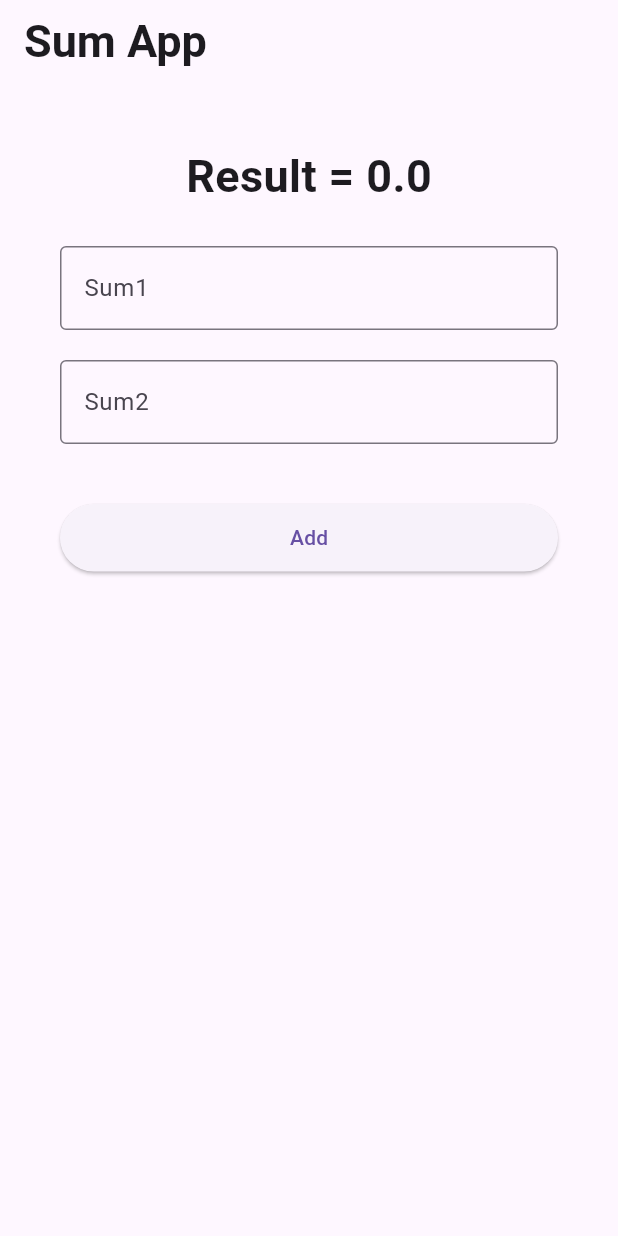
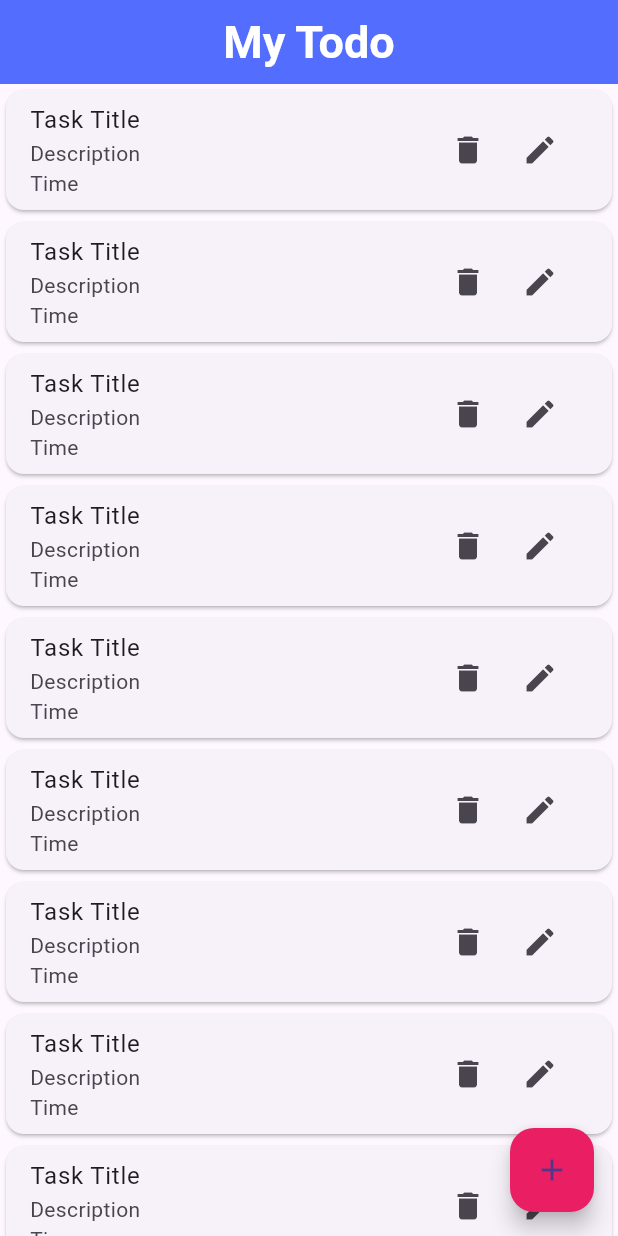
Before and after one commit to RakibulIslam10/Todo, a Flutter app: the screen it shows after launch, on a phone screen of 412 x 824 dp. Run offline on Flutter 3.47's test engine with Material 3 defaults, Android fonts, the phone set to English and light mode, and no system bars.

```diff
--- a/lib/MyAllStayil.dart
+++ /dev/null
@@ -1,22 +0,0 @@
-import 'package:flutter/material.dart';
-
-MyDecoration(hintText){
-  return InputDecoration(
-      hintText: hintText,
-      fillColor: Colors.white,
-      border: OutlineInputBorder()
-  );
-}
-
-MyTextStyle(){
-  return TextStyle(fontSize: 30,fontWeight: FontWeight.bold);
-}
-
-MyBattonStyle(){
-  ElevatedButton.styleFrom(
-    minimumSize: Size(double.infinity, 55),
-    shape: RoundedRectangleBorder(
-      borderRadius: BorderRadius.circular(20),
-    )
-  );
-}
--- /dev/null
+++ b/lib/My_App_Todo.dart
@@ -0,0 +1,37 @@
+import 'package:flutter/material.dart';
+import 'package:todo/Todo_Frist_Screen.dart';
+
+class MyApp extends StatelessWidget {
+  const MyApp({super.key});
+
+  @override
+  Widget build(BuildContext context) {
+    return  MaterialApp(
+      debugShowCheckedModeBanner: false,
+      home: const TodoFristScreen(),
+      theme: ThemeData(
+        appBarTheme: const AppBarTheme(
+          backgroundColor: Colors.indigoAccent,
+          centerTitle: true,
+          titleTextStyle: TextStyle(fontSize: 30,fontWeight: FontWeight.bold,
+          color: Colors.white)
+
+        ),
+          inputDecorationTheme: const InputDecorationTheme(
+            border: OutlineInputBorder(),
+            enabledBorder: OutlineInputBorder(borderSide: BorderSide(color: Colors.grey)),
+            focusedBorder: OutlineInputBorder(borderSide: BorderSide(color: Colors.blue)),
+            disabledBorder: OutlineInputBorder(),
+            errorBorder: OutlineInputBorder(borderSide: BorderSide(color: Colors.red)),
+          ),
+        elevatedButtonTheme: ElevatedButtonThemeData(
+          style:ElevatedButton.styleFrom(
+              textStyle: const TextStyle(fontSize: 18,fontWeight: FontWeight.bold),
+              backgroundColor: Colors.indigoAccent,
+              shape: RoundedRectangleBorder(borderRadius: BorderRadius.circular(5))
+          ),
+        )
+      ),
+    );
+  }
+}
--- /dev/null
+++ b/lib/Todo_Frist_Screen.dart
@@ -0,0 +1,94 @@
+import 'package:flutter/material.dart';
+import 'package:todo/Edit_Screen.dart';
+import 'package:todo/Task_Add_Screen.dart';
+
+class TodoFristScreen extends StatefulWidget {
+  const TodoFristScreen({super.key});
+
+  @override
+  State<TodoFristScreen> createState() => _TodoFristScreenState();
+}
+
+class _TodoFristScreenState extends State<TodoFristScreen> {
+  void MyDeleteAlertBox() {
+    showDialog(
+      context: context,
+      builder: (context) {
+        return AlertDialog(
+          shape: RoundedRectangleBorder(borderRadius: BorderRadius.circular(6)),
+          title: const Text("Are you sure ?"),
+          content: const Text("Do you want to delete"),
+          actions: [
+            TextButton(onPressed: () {
+              Navigator.pop(context);
+            }, child: const Text("Cancel")),
+            TextButton(
+                onPressed: () {},
+                child: const Text(
+                  "Yes",
+                  style: TextStyle(color: Colors.red),
+                )),
+          ],
+        );
+      },
+    );
+  }
+
+  List TaskList = [];
+
+  @override
+  Widget build(BuildContext context) {
+    return Scaffold(
+      appBar: AppBar(
+        title: const Text("My Todo"),
+      ),
+      body: ListView.builder(
+        itemCount: 50,
+        itemBuilder: (context, index) {
+          return Card(
+            child: ListTile(
+              title: const Text("Task Title"),
+              subtitle: const Column(
+                crossAxisAlignment: CrossAxisAlignment.start,
+                children: [
+                  Text("Description"),
+                  Text("Time"),
+                ],
+              ),
+              trailing: Wrap(children: [
+                IconButton(
+                  onPressed: MyDeleteAlertBox,
+                  icon: const Icon(Icons.delete),
+                ),
+                IconButton(
+                  onPressed: () {
+                    Navigator.push(
+                        context,
+                        MaterialPageRoute(
+                          builder: (context) => EditScreen(),
+                        ));
+                  },
+                  icon: const Icon(Icons.edit),
+                ),
+              ]),
+            ),
+          );
+        },
+      ),
+      floatingActionButton: FloatingActionButton(
+        onPressed: () {
+          Navigator.push(
+            context,
+            MaterialPageRoute(
+              builder: (context) => const TaskAddScreen(),
+            ),
+          );
+        },
+        backgroundColor: Colors.pink,
+        child: const Icon(
+          Icons.add,
+        ),
+      ),
+    );
+  }
+}
--- a/lib/home.dart
+++ /dev/null
@@ -1,66 +0,0 @@
-import 'package:flutter/material.dart';
-import 'package:todo/MyAllStayil.dart';
-
-class HomeScreen extends StatefulWidget {
-  const HomeScreen({super.key});
-
-  @override
-  State<HomeScreen> createState() => _HomeScreenState();
-}
-
-class _HomeScreenState extends State<HomeScreen> {
-
- double result = 0;
-
-  TextEditingController Sum1Controler = TextEditingController();
-   TextEditingController Sum2Controler = TextEditingController();
-
-  @override
-  Widget build(BuildContext context) {
-    return Scaffold(
-      appBar: AppBar(
-        title: Text(
-          "Sum App",
-          style: MyTextStyle(),
-        ),
-      ),
-      body: Padding(
-        padding: const EdgeInsets.all(40.0),
-        child: Column(
-          children: [
-            Text(
-              "Result = $result",
-              style: MyTextStyle(),
-            ),
-            const SizedBox(height: 25),
-            TextFormField(
-              controller: Sum1Controler,
-              decoration: MyDecoration("Sum1"),
-            ),
-            const SizedBox(height: 20),
-            TextFormField(
-              controller: Sum2Controler,
-              decoration: MyDecoration('Sum2'),
-            ),
-            const SizedBox(height: 40),
-            SizedBox(
-              width: double.infinity,
-              height: 45,
-              child: ElevatedButton(
-                onPressed: () {
-                  double a = double.parse(Sum1Controler.text.trim());
-                  double b = double.parse(Sum1Controler.text.trim());
-                  setState(() {
-                    result = a + b;
-                  });
-                },
-                style: MyBattonStyle(),
-                child: const Text("Add"),
-              ),
-            ),
-          ],
-        ),
-      ),
-    );
-  }
-}
--- a/lib/main.dart
+++ b/lib/main.dart
@@ -1,17 +1,7 @@
 import 'package:flutter/material.dart';
-import 'package:todo/home.dart';
+
+import 'My_App_Todo.dart';
 
 void main(){
   runApp(const MyApp());
 }
-class MyApp extends StatelessWidget {
-  const MyApp({super.key});
-
-  @override
-  Widget build(BuildContext context) {
-    return MaterialApp(
-      debugShowCheckedModeBanner: false,
-      home: HomeScreen(),
-    );
-  }
-}
```
Also changed, not shown: lib/Edit_Screen.dart (added, +61 -0 lines), lib/Task_Add_Screen.dart (added, +61 -0 lines).
